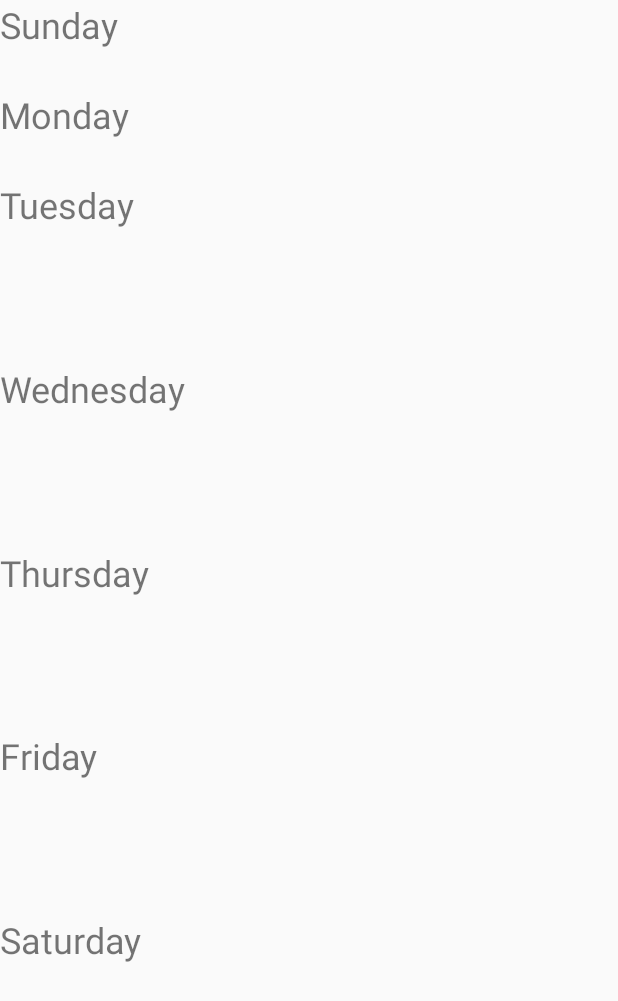
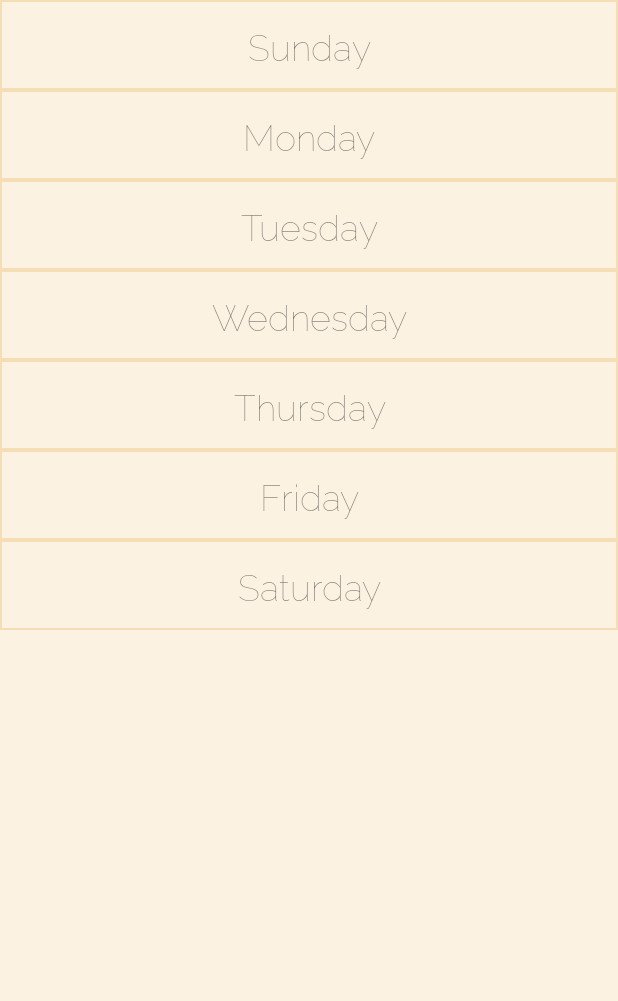
Before and after one commit to OptimizedScheduler/Woke, an Android app: the layout dow_buttons.xml on its own in the app's theme, with its tools: preview values and no code run, on a phone screen of 412 x 824 dp. Shown: the top 1001 px of the screen. Run offline under Robolectric (Android 15) with nearby library versions, the phone set to English and light mode, and no system bars.

Commit message:
DayofWeek ListView Layout

```diff
--- /dev/null
+++ b/app/src/main/res/drawable/borders.xml
@@ -0,0 +1,6 @@
+<?xml version="1.0" encoding="utf-8"?>
+
+<shape xmlns:android="http://schemas.android.com/apk/res/android" android:shape="rectangle" >
+    <solid android:color="@color/orange8" />
+    <stroke android:width="1dp" android:color="@color/orange7"/>
+</shape>
--- a/app/src/main/res/layout/dow_buttons.xml
+++ b/app/src/main/res/layout/dow_buttons.xml
@@ -1,105 +1,89 @@
 <?xml version="1.0" encoding="utf-8"?>
-<android.support.constraint.ConstraintLayout
+<LinearLayout
     xmlns:android="http://schemas.android.com/apk/res/android"
     xmlns:app="http://schemas.android.com/apk/res-auto"
-    xmlns:tools="http://schemas.android.com/tools"
+    android:background="@color/orange8"
     android:layout_width="match_parent"
     android:layout_height="match_parent"
     android:orientation="vertical">
 
     <TextView
+        android:id="@+id/tvSunday"
+        android:layout_width="match_parent"
+        android:layout_height="60dp"
+        android:background="@drawable/borders"
+        android:fontFamily="@font/raleway_thin"
+        android:gravity="center"
+        android:text="Sunday"
+        android:textSize="24sp"
+        android:textStyle="bold" />
+
+    <TextView
         android:id="@+id/tvMonday"
         android:layout_width="match_parent"
         android:layout_height="60dp"
-        android:layout_alignParentTop="true"
-        android:layout_alignStart="@+id/tvSaturday"
-        android:layout_marginBottom="32dp"
+        android:fontFamily="@font/raleway_thin"
         android:text="Monday"
+        android:background="@drawable/borders"
+        android:gravity="center"
         android:textSize="24sp"
-        app:layout_constraintBottom_toBottomOf="parent"
-        app:layout_constraintEnd_toEndOf="parent"
-        app:layout_constraintStart_toStartOf="parent"
-        app:layout_constraintTop_toBottomOf="@+id/tvSunday"
-        app:layout_constraintVertical_bias="0.0" />
+        android:textStyle="bold" />
 
     <TextView
-        android:id="@+id/tvSunday"
+        android:id="@+id/tvTuesday"
         android:layout_width="match_parent"
         android:layout_height="60dp"
-        android:layout_alignParentStart="true"
-        android:layout_alignParentTop="true"
-        android:text="Sunday"
+        android:fontFamily="@font/raleway_thin"
+        android:text="Tuesday"
+        android:background="@drawable/borders"
+        android:gravity="center"
         android:textSize="24sp"
-        app:layout_constraintStart_toStartOf="parent"
-        app:layout_constraintTop_toTopOf="parent" />
+        android:textStyle="bold" />
+
+    <TextView
+        android:id="@+id/tvWednesday"
+        android:layout_width="match_parent"
+        android:layout_height="60dp"
+        android:fontFamily="@font/raleway_thin"
+        android:text="Wednesday"
+        android:background="@drawable/borders"
+        android:gravity="center"
+        android:textSize="24sp"
+        android:textStyle="bold" />
+
+
+    <TextView
+        android:id="@+id/tvThursday"
+        android:layout_width="match_parent"
+        android:layout_height="60dp"
+        android:fontFamily="@font/raleway_thin"
+        android:text="Thursday"
+        android:background="@drawable/borders"
+        android:gravity="center"
+        android:textSize="24sp"
+        android:textStyle="bold"/>
+
+    <TextView
+        android:id="@+id/tvFriday"
+        android:layout_width="match_parent"
+        android:layout_height="60dp"
+        android:fontFamily="@font/raleway_thin"
+        android:text="Friday"
+        android:background="@drawable/borders"
+        android:gravity="center"
+        android:textSize="24sp"
+        android:textStyle="bold" />
 
     <TextView
         android:id="@+id/tvSaturday"
         android:layout_width="match_parent"
         android:layout_height="60dp"
-        android:layout_alignParentBottom="true"
-        android:layout_alignStart="@+id/tvSunday"
         android:layout_marginBottom="91dp"
+        android:fontFamily="@font/raleway_thin"
         android:text="Saturday"
+        android:background="@drawable/borders"
+        android:gravity="center"
         android:textSize="24sp"
-        app:layout_constraintBottom_toBottomOf="parent"
-        app:layout_constraintEnd_toEndOf="parent"
-        app:layout_constraintStart_toStartOf="parent"
-        app:layout_constraintTop_toBottomOf="@+id/tvFriday" />
+        android:textStyle="bold" />
 
-    <TextView
-        android:id="@+id/tvFriday"
-        android:layout_width="match_parent"
-        android:layout_height="60dp"
-        android:layout_alignParentBottom="true"
-        android:layout_alignStart="@+id/tvSunday"
-        android:text="Friday"
-        android:textSize="24sp"
-        app:layout_constraintBottom_toTopOf="@+id/tvSaturday"
-        app:layout_constraintEnd_toEndOf="parent"
-        app:layout_constraintStart_toStartOf="parent"
-        app:layout_constraintTop_toBottomOf="@+id/tvThursday" />
-
-    <TextView
-        android:id="@+id/tvThursday"
-        android:layout_width="match_parent"
-        android:layout_height="60dp"
-        android:layout_alignParentBottom="true"
-        android:layout_alignStart="@+id/tvSunday"
-        android:text="Thursday"
-        android:textSize="24sp"
-        app:layout_constraintBottom_toTopOf="@+id/tvFriday"
-        app:layout_constraintEnd_toEndOf="parent"
-        app:layout_constraintStart_toStartOf="parent"
-        app:layout_constraintTop_toBottomOf="@+id/tvWednesday" />
-
-    <TextView
-        android:id="@+id/tvWednesday"
-        android:layout_width="match_parent"
-        android:layout_height="60dp"
-        android:layout_alignParentTop="true"
-        android:layout_alignStart="@+id/tvSunday"
-        android:text="Wednesday"
-        android:textSize="24sp"
-        app:layout_constraintBottom_toTopOf="@+id/tvThursday"
-        app:layout_constraintEnd_toEndOf="parent"
-        app:layout_constraintStart_toStartOf="parent"
-        app:layout_constraintTop_toBottomOf="@+id/tvTuesday" />
-
-    <TextView
-        android:id="@+id/tvTuesday"
-        android:layout_width="match_parent"
-        android:layout_height="60dp"
-        android:layout_alignParentTop="true"
-        android:layout_alignStart="@+id/tvSunday"
-        android:layout_marginBottom="328dp"
-        android:text="Tuesday"
-        android:textSize="24sp"
-        app:layout_constraintBottom_toBottomOf="parent"
-        app:layout_constraintEnd_toEndOf="parent"
-        app:layout_constraintStart_toStartOf="parent"
-        app:layout_constraintTop_toBottomOf="@+id/tvMonday"
-        app:layout_constraintVertical_bias="0.0" />
-
-
-</android.support.constraint.ConstraintLayout>
+</LinearLayout>
--- a/app/src/main/res/xml/pref_free_times.xml
+++ /dev/null
@@ -1,25 +0,0 @@
-<PreferenceScreen xmlns:android="http://schemas.android.com/apk/res/android">
-
-    <PreferenceCategory android:title="Monday">
-    </PreferenceCategory>
-
-    <PreferenceCategory android:title="Tuesday">
-    </PreferenceCategory>
-
-    <PreferenceCategory android:title="Wednesday">
-    </PreferenceCategory>
-
-    <PreferenceCategory android:title="Thursday">
-    </PreferenceCategory>
-
-    <PreferenceCategory android:title="Friday">
-    </PreferenceCategory>
-
-    <PreferenceCategory android:title="Saturday">
-    </PreferenceCategory>
-
-    <PreferenceCategory android:title="Sunday">
-    </PreferenceCategory>
-
-
-</PreferenceScreen>
```
